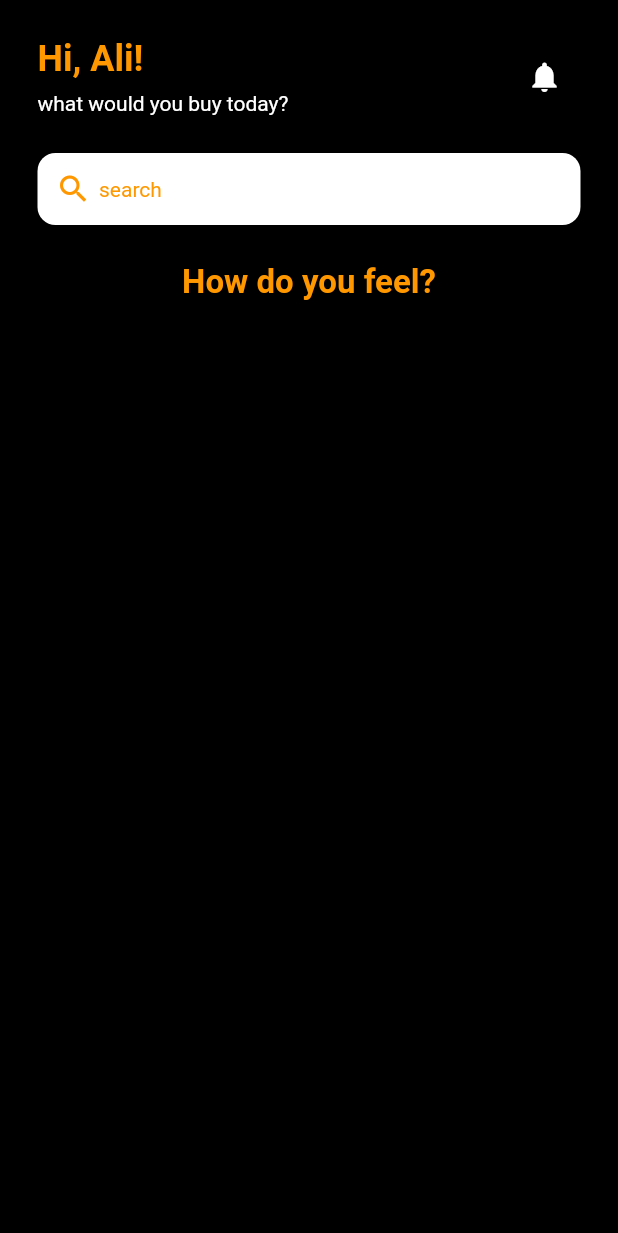
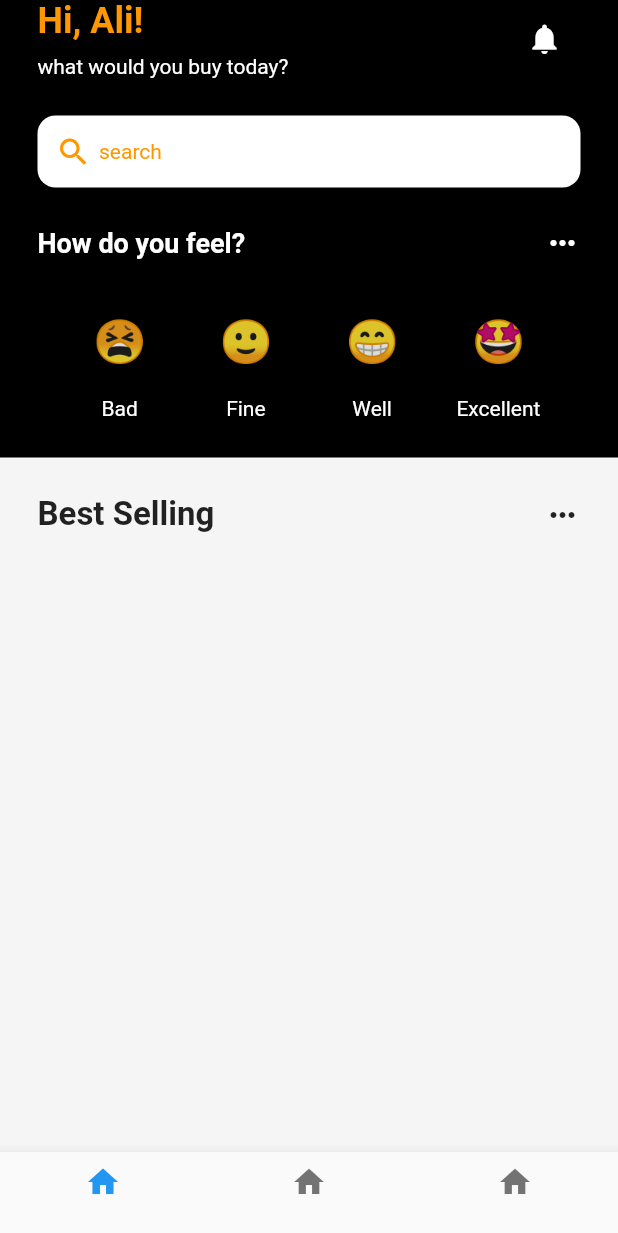
Before and after one commit to alihaider678/Flutter-Tasks, a Flutter app: the screen it shows after launch, on a phone screen of 412 x 824 dp. Shown: the top 1233 px of the screen. Run offline on Flutter 3.47's test engine with Material 2 defaults, Android fonts, the light colour scheme and no system bars; our stand-ins replace google_fonts.

Commit message:
emoticon and container
updates on UI_2

```diff
--- a/userinterface2/lib/pages/home_page.dart
+++ b/userinterface2/lib/pages/home_page.dart
@@ -1,4 +1,5 @@
 import 'package:flutter/material.dart';
+import 'package:userinterface2/utilities/emoticon_face.dart';
 class HomePage extends StatefulWidget {
   const HomePage({Key? key}) : super(key: key);
 
@@ -11,9 +12,27 @@ class _HomePageState extends State<HomePage> {
   Widget build(BuildContext context) {
     return Scaffold(
       backgroundColor: Colors.black,
+      bottomNavigationBar: BottomNavigationBar(
+        items: [
+          BottomNavigationBarItem(
+              icon: Icon(Icons.home),
+          label: ''
+          ),
+          BottomNavigationBarItem(
+              icon: Icon(Icons.home),
+              label: ''
+          ),
+          BottomNavigationBarItem(
+              icon: Icon(Icons.home),
+              label: ''
+          ),
+        ],
+      ),
       body: SafeArea(
-        child: Padding(
-          padding: const EdgeInsets.all(25.0),
+        child: Column(
+          children: [
+            Padding(
+              padding: const EdgeInsets.symmetric(horizontal: 25.0),
               child: Column(
                 children: [
                   Row(
@@ -36,6 +55,10 @@ class _HomePageState extends State<HomePage> {
                           ),
                         ],
                       ),
+
+
+                      // Notification
+
                       Container(
                         decoration: BoxDecoration(
                           color: Colors.black,
@@ -79,17 +102,136 @@ class _HomePageState extends State<HomePage> {
 
                   //How do you feel?
 
+                  Row(
+                    mainAxisAlignment: MainAxisAlignment.spaceBetween,
+                    children: [
                       Text(
                         'How do you feel?',
                         style: TextStyle(
-                  color: Colors.orange,
+                          color: Colors.white,
+                          fontSize: 18,
+                          fontWeight: FontWeight.bold,
+                        ),
+                      ),
+                      Icon(Icons.more_horiz,
+                        color: Colors.white,
+                      )
+                    ],
+                  ),
+
+                  SizedBox(height: 25),
+
+                  // 4 Different Faces
+                  Row(
+                    mainAxisAlignment: MainAxisAlignment.spaceEvenly,
+                    children: [
+                      //bad
+                      Column(
+                        children: [
+                          EmoticonFace(
+                            emoticonFace:'😫' ,
+                          ),
+
+                          SizedBox(height: 8),
+
+                          Text(
+                            'Bad',
+                            style: TextStyle(
+                                color: Colors.white
+                            ),
+                          )
+                        ],
+                      ),
+
+                      //fine
+                      Column(
+                        children: [
+                          EmoticonFace(
+                            emoticonFace:'🙂' ,
+                          ),
+
+                          SizedBox(height: 8),
+
+                          Text(
+                            'Fine',
+                            style: TextStyle(
+                                color: Colors.white
+                            ),
+                          )
+                        ],
+                      ),
+
+                      //well
+                      Column(
+                        children: [
+                          EmoticonFace(
+                            emoticonFace:'😁' ,
+                          ),
+
+                          SizedBox(height: 8),
+
+                          Text(
+                            'Well',
+                            style: TextStyle(
+                                color: Colors.white
+                            ),
+                          )
+                        ],
+                      ),
+
+                      //excellent
+                      Column(
+                        children: [
+                          EmoticonFace(
+                            emoticonFace:'🤩' ,
+                          ),
+
+                          SizedBox(height: 8),
+
+                          Text(
+                            'Excellent',
+                            style: TextStyle(
+                                color: Colors.white
+                            ),
+                          )
+                        ],
+                      ),
+                    ],
+                  ),
+                ],
+              ),
+            ),
+
+            SizedBox(height: 25),
+
+
+            Expanded(
+              child: Container(
+                padding: EdgeInsets.all(25),
+                color: Colors.grey.shade100,
+                child: Center(
+                  child: Column(
+                    children: [
+                      Row(
+                        mainAxisAlignment: MainAxisAlignment.spaceBetween,
+                        children: [
+                          Text(
+                              'Best Selling',
+                            style: TextStyle(
                               fontSize: 22,
                               fontWeight: FontWeight.bold,
                             ),
                           ),
+                          Icon(Icons.more_horiz),
+                        ],
+                      )
+                    ],
+                  ),
+                ),
+              ),
+            )
 
           ],
-          ),
         ),
       )
     );
--- /dev/null
+++ b/userinterface2/lib/utilities/emoticon_face.dart
@@ -0,0 +1,27 @@
+import 'package:flutter/material.dart';
+class EmoticonFace extends StatelessWidget {
+  final String emoticonFace;
+  const EmoticonFace({
+    Key? key,
+  required this.emoticonFace,
+  }) : super(key: key);
+
+  @override
+  Widget build(BuildContext context) {
+    return Container(
+      decoration: BoxDecoration(
+        color: Colors.black,
+        borderRadius: BorderRadius.circular(12),
+      ),
+      padding: EdgeInsets.all(12),
+      child: Center(
+        child: Text(
+          emoticonFace,
+      style: TextStyle(
+        fontSize: 28,
+      ),
+      ),
+      ),
+    );
+  }
+}
```
Lines whose indentation alone changed are shown as unchanged.
